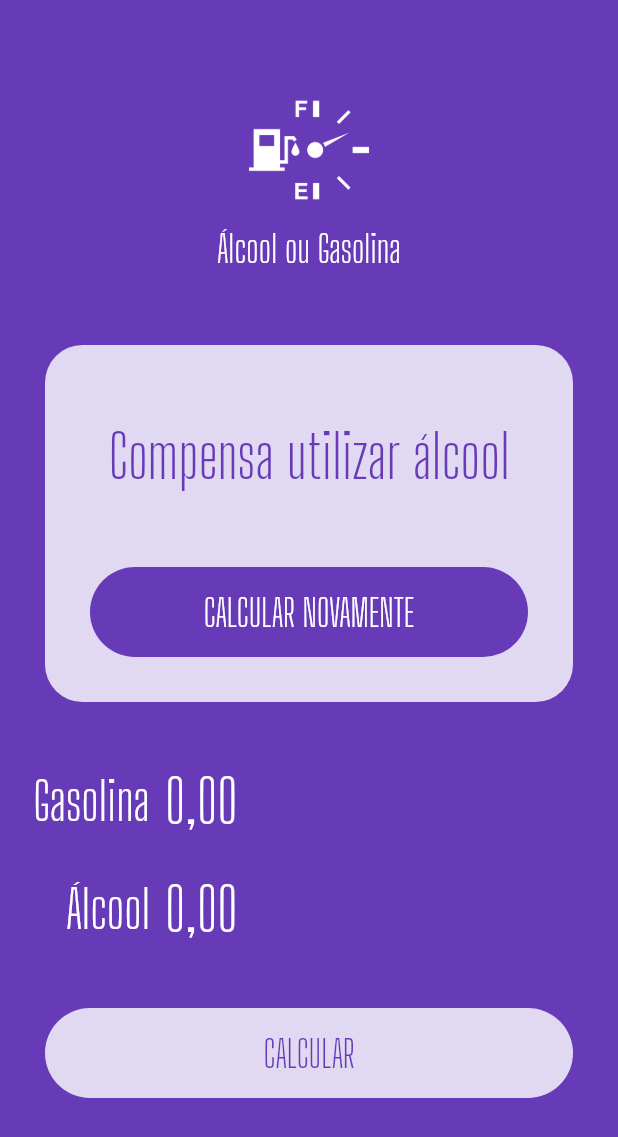
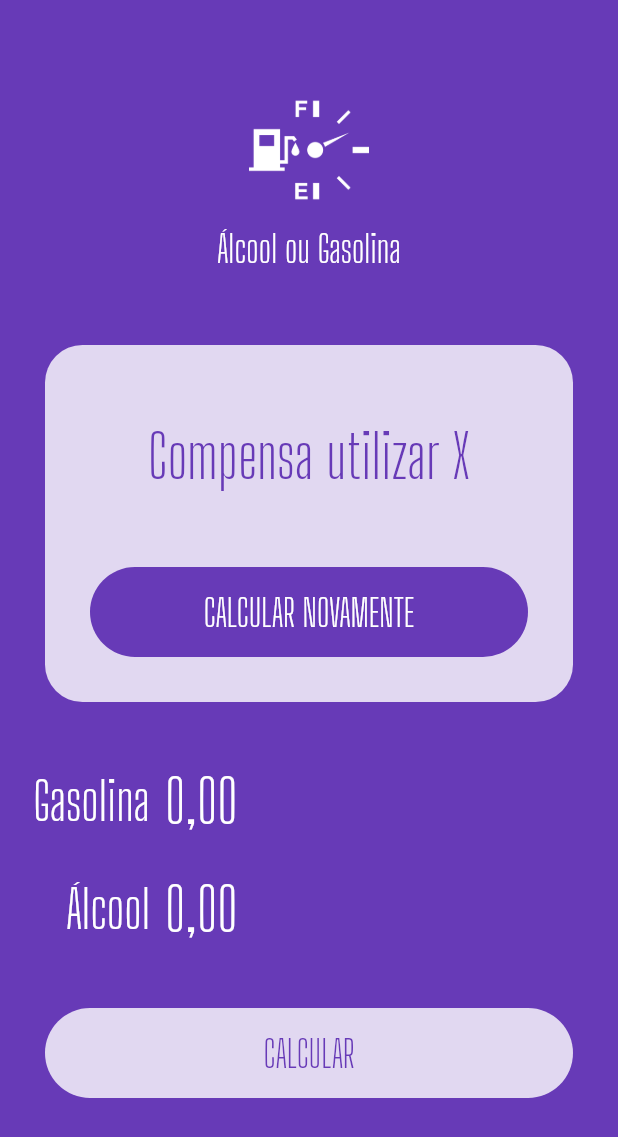
Before and after one commit to Douglas-code/aog_app, a Flutter app: the screen it shows after launch, on a phone screen of 412 x 824 dp. Shown: the top 1137 px of the screen. Run offline on Flutter 3.47's test engine with Material 2 defaults, Android fonts, the phone set to English and light mode, and no system bars; our stand-ins replace flutter_masked_text.

```diff
--- a/lib/main.dart
+++ b/lib/main.dart
@@ -1,6 +1,7 @@
 import 'package:aog/widgets/input.widget.dart';
 import 'package:aog/widgets/loading-button.widget.dart';
 import 'package:aog/widgets/logo.widget.dart';
+import 'package:aog/widgets/success.widget.dart';
 import 'package:flutter/material.dart';
 import 'package:flutter_masked_text/flutter_masked_text.dart';
 
@@ -34,37 +35,9 @@ class HomePage extends StatelessWidget {
       body: ListView(
         children: <Widget>[
           Logo(),
-          Container(
-            margin: EdgeInsets.all(30),
-            decoration: BoxDecoration(
-              color: Colors.white.withOpacity(0.8),
-              borderRadius: BorderRadius.circular(25),
-            ),
-            child: Column(
-              children: <Widget>[
-                SizedBox(
-                  height: 50,
-                ),
-                Text(
-                  "Compensa utilizar álcool",
-                  style: TextStyle(
-                    color: Theme.of(context).primaryColor,
-                    fontSize: 40,
-                    fontFamily: "Big Shoulder Display",
-                  ),
-                  textAlign: TextAlign.center,
-                ),
-                SizedBox(
-                  height: 20,
-                ),
-                LoadingButton(
-                  busy: false,
-                  invert: true,
-                  func: () {},
-                  text: "CALCULAR NOVAMENTE",
-                ),
-              ],
-            ),
+          Success(
+            result: "Compensa utilizar X",
+            reset: () {},
           ),
           Input(
             controller: _gasolinaController,
--- /dev/null
+++ b/lib/widgets/success.widget.dart
@@ -0,0 +1,49 @@
+import 'package:flutter/material.dart';
+
+import 'loading-button.widget.dart';
+
+class Success extends StatelessWidget {
+  String result = "";
+  Function reset;
+
+  Success({
+    @required this.result,
+    @required this.reset,
+  });
+
+  @override
+  Widget build(BuildContext context) {
+    return Container(
+      margin: EdgeInsets.all(30),
+      decoration: BoxDecoration(
+        color: Colors.white.withOpacity(0.8),
+        borderRadius: BorderRadius.circular(25),
+      ),
+      child: Column(
+        children: <Widget>[
+          SizedBox(
+            height: 50,
+          ),
+          Text(
+            result,
+            style: TextStyle(
+              color: Theme.of(context).primaryColor,
+              fontSize: 40,
+              fontFamily: "Big Shoulder Display",
+            ),
+            textAlign: TextAlign.center,
+          ),
+          SizedBox(
+            height: 20,
+          ),
+          LoadingButton(
+            busy: false,
+            invert: true,
+            func: reset,
+            text: "CALCULAR NOVAMENTE",
+          ),
+        ],
+      ),
+    );
+  }
+}
```
